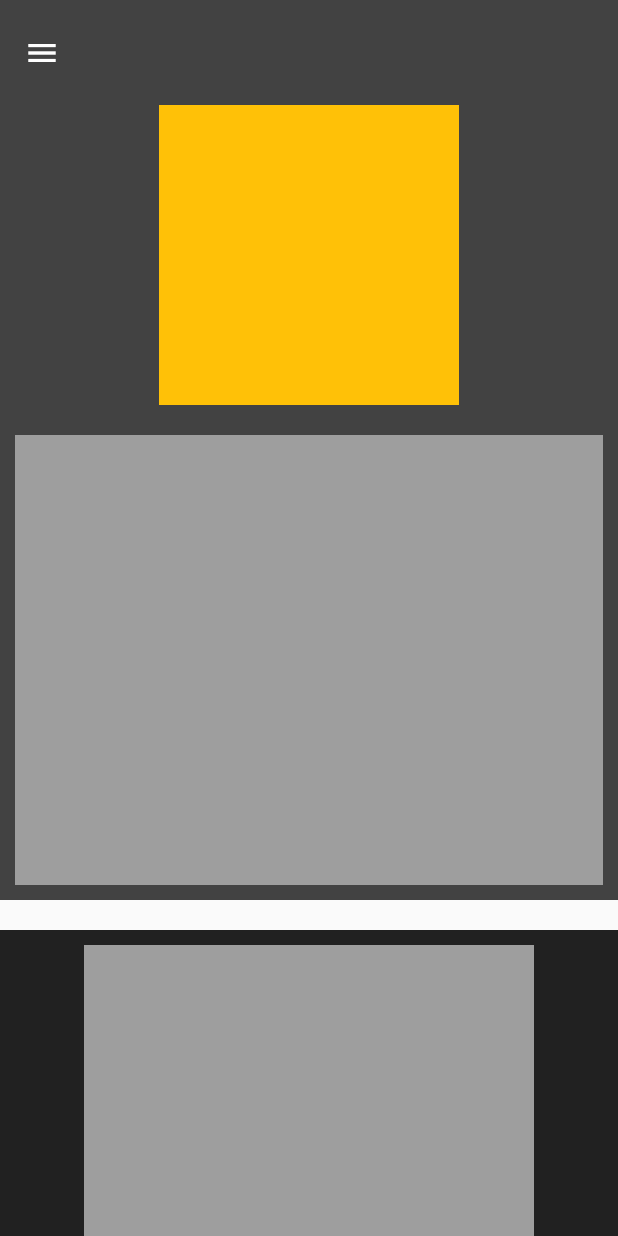
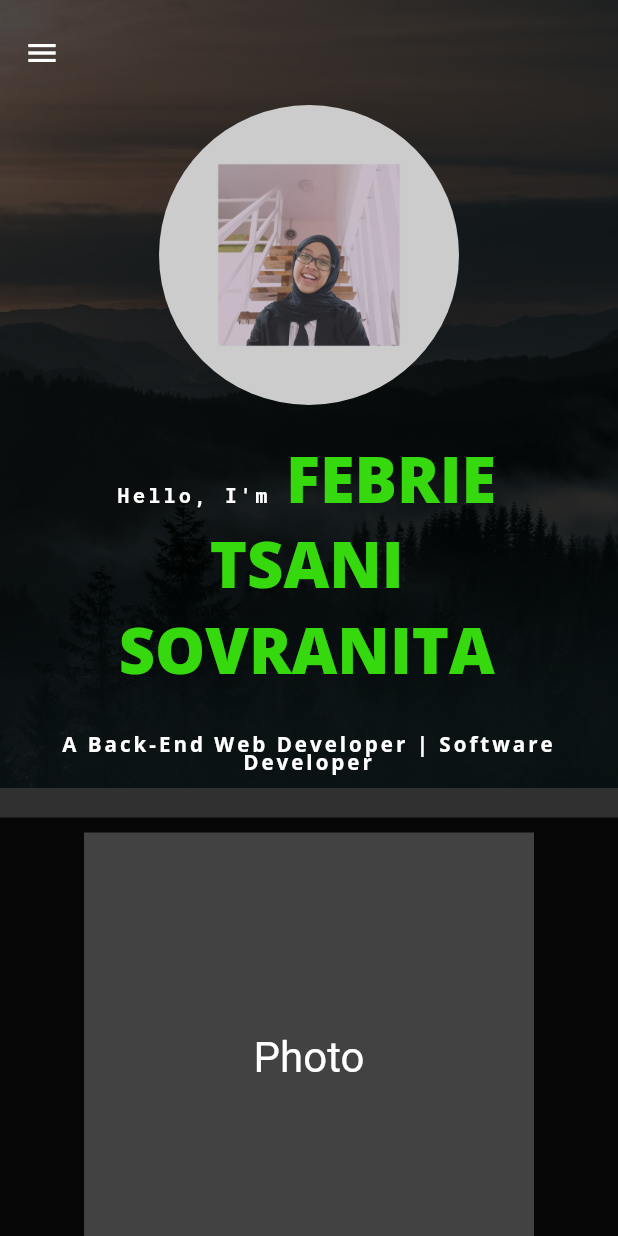
Before and after one commit to 03febs/myweb, a Flutter app: the screen it shows after launch, on a phone screen of 412 x 824 dp. Run offline on Flutter 3.47's test engine with Material 2 defaults, Android fonts, the phone set to English and light mode, and no system bars; our stand-ins replace google_fonts; missing offline and left inert: lorem_ipsum_generator.

Commit message:
fix sementara

```diff
--- a/lib/a.product_list/widgets/hal_about/photo_about.dart
+++ b/lib/a.product_list/widgets/hal_about/photo_about.dart
@@ -11,7 +11,13 @@ class PhotoAbout extends StatelessWidget {
       margin: const EdgeInsets.all(10),
       height: 300,
       width: 300,
-      color: Colors.grey,
+      color: Colors.grey[800],
+      child: const Center(
+        child: Text(
+          'Photo',
+          textScaleFactor: 2,
+        ),
+      ),
     );
   }
 }
--- a/lib/a.product_list/widgets/hal_intro/fotoku.dart
+++ b/lib/a.product_list/widgets/hal_intro/fotoku.dart
@@ -9,7 +9,17 @@ class FotoKu extends StatelessWidget {
       margin: const EdgeInsets.all(10),
       height: 200,
       width: 200,
-      color: Colors.amber,
+      // color: Colors.amber,
+      decoration: BoxDecoration(
+          image: DecorationImage(
+            image: const AssetImage("assets/images/myImage.jpg"),
+            fit: BoxFit.fitWidth,
+            colorFilter: ColorFilter.mode(
+              Colors.black.withOpacity(0.2),
+              BlendMode.darken,
+            ),
+          ),
+          shape: BoxShape.circle),
     );
   }
 }
--- a/lib/a.product_list/widgets/hal_intro/judul.dart
+++ b/lib/a.product_list/widgets/hal_intro/judul.dart
@@ -1,17 +1,77 @@
 import 'package:flutter/material.dart';
+import 'package:google_fonts/google_fonts.dart';
 
 class Judul extends StatelessWidget {
   const Judul({
     super.key,
   });
 
+  double hitung(double lebarLayar) {
+    if (lebarLayar > 1000) {
+      return 24;
+    } else {
+      return 10 + (14 * (((lebarLayar - 200) / 800)));
+    }
+  }
+
   @override
   Widget build(BuildContext context) {
+    final width = MediaQuery.of(context).size.width;
     return Container(
       margin: const EdgeInsets.all(10),
-      width: 450,
-      height: 300,
-      color: Colors.grey,
+      width: double.infinity,
+      height: width > 1200 ? 200 : null,
+      color: Colors.transparent,
+      child: Column(
+        mainAxisAlignment: MainAxisAlignment.start,
+        children: [
+          SelectableText.rich(
+            textAlign: TextAlign.center,
+            TextSpan(
+              style: const TextStyle(
+                color: Colors.white,
+                fontSize: 20,
+              ),
+              children: [
+                TextSpan(
+                  text: 'Hello, I\'m ',
+                  style: GoogleFonts.robotoMono(
+                    textStyle: TextStyle(
+                      letterSpacing: 2.0,
+                      fontWeight: FontWeight.bold,
+                      fontSize: hitung(width),
+                    ),
+                  ),
+                ),
+                TextSpan(
+                  text: 'FEBRIE TSANI SOVRANITA',
+                  style: GoogleFonts.openSans(
+                    textStyle: const TextStyle(
+                      color: Color.fromARGB(255, 54, 217, 13),
+                      fontSize: 42,
+                      fontWeight: FontWeight.w800,
+                    ),
+                  ),
+                ),
+              ],
+            ),
+          ),
+          const SizedBox(
+            height: 30,
+          ),
+          Text(
+            'A Back-End Web Developer | Software Developer',
+            style: GoogleFonts.openSans(
+                textStyle: TextStyle(
+                    fontSize: hitung(width),
+                    height: 0.9,
+                    letterSpacing: 2.0,
+                    fontWeight: FontWeight.bold,
+                    color: Colors.white)),
+            textAlign: TextAlign.center,
+          ),
+        ],
+      ),
     );
   }
 }
--- a/lib/a.product_list/widgets/screen/small_screen.dart
+++ b/lib/a.product_list/widgets/screen/small_screen.dart
@@ -25,7 +25,17 @@ class SmallScreen extends StatelessWidget {
           Container(
             height: null,
             width: double.infinity,
-            color: Colors.grey[800],
+            // color: Colors.grey[800],
+            decoration: BoxDecoration(
+              image: DecorationImage(
+                image: const AssetImage("assets/images/bg.jpg"),
+                fit: BoxFit.cover,
+                colorFilter: ColorFilter.mode(
+                  Colors.black.withOpacity(0.7),
+                  BlendMode.darken,
+                ),
+              ),
+            ),
             child: const Center(
                 child: Column(
               children: [
--- a/lib/app/app.dart
+++ b/lib/app/app.dart
@@ -16,8 +16,9 @@ class MyApp extends StatelessWidget {
 
   @override
   Widget build(BuildContext context) {
-    return const MaterialApp(
+    return MaterialApp(
       debugShowCheckedModeBanner: false,
+      theme: ThemeData.dark(),
       // theme: ThemeData(
       //   brightness: Brightness.dark,
       //   primaryColorDark: Colors.black,
@@ -25,7 +26,7 @@ class MyApp extends StatelessWidget {
       // theme: ThemeData.from(colorScheme: const ColorScheme.dark()),
       // home: HomePage(),
       // home: HomePage1()
-      home: ProductListView(),
+      home: const ProductListView(),
     );
   }
 }
--- a/pubspec.yaml
+++ b/pubspec.yaml
@@ -28,9 +28,10 @@ environment:
 # the latest version available on pub.dev. To see which dependencies have newer
 # versions available, run `flutter pub outdated`.
 dependencies:
+  lorem_ipsum_generator: ^0.0.1
   flutter:
     sdk: flutter
-
+    # lorem_ipsum_generator: ^0.0.1
   # The following adds the Cupertino Icons font to your application.
   # Use with the CupertinoIcons class for iOS style icons.
   cupertino_icons: ^1.0.2
```
Also changed, not shown: lib/a.product_list/widgets/hal_about/text_about.dart (+19 -2 lines), lib/a.product_list/widgets/hal_contact/text_contact.dart (+14 -2 lines), lib/a.product_list/widgets/screen/big_screen.dart (+12 -1 lines), assets/images/bk.jpg (added), pubspec.lock.
